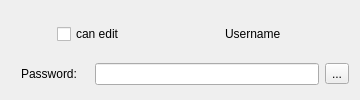
Before: the Qt Designer form src/gui/shareuserline.ui in znerol-forks/desktop, drawn with Qt 5.
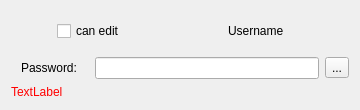
After: the same form once the commit is applied. Icons and pictures are not drawn. Custom widgets are drawn as their Qt base class.

The edit to the form file:
```diff
--- a/src/gui/shareuserline.ui
+++ b/src/gui/shareuserline.ui
@@ -79,6 +79,9 @@
        </property>
       </spacer>
      </item>
+     <item>
+      <widget class="QProgressIndicator" name="progressIndicator" native="true"/>
+     </item>
      <item>
       <widget class="OCC::ElidedLabel" name="sharedWith">
        <property name="sizePolicy">
@@ -155,6 +158,50 @@
      </item>
     </layout>
    </item>
+   <item>
+    <widget class="QLabel" name="errorLabel">
+     <property name="palette">
+      <palette>
+       <active>
+        <colorrole role="WindowText">
+         <brush brushstyle="SolidPattern">
+          <color alpha="255">
+           <red>255</red>
+           <green>0</green>
+           <blue>0</blue>
+          </color>
+         </brush>
+        </colorrole>
+       </active>
+       <inactive>
+        <colorrole role="WindowText">
+         <brush brushstyle="SolidPattern">
+          <color alpha="255">
+           <red>255</red>
+           <green>0</green>
+           <blue>0</blue>
+          </color>
+         </brush>
+        </colorrole>
+       </inactive>
+       <disabled>
+        <colorrole role="WindowText">
+         <brush brushstyle="SolidPattern">
+          <color alpha="255">
+           <red>120</red>
+           <green>120</green>
+           <blue>120</blue>
+          </color>
+         </brush>
+        </colorrole>
+       </disabled>
+      </palette>
+     </property>
+     <property name="text">
+      <string>TextLabel</string>
+     </property>
+    </widget>
+   </item>
   </layout>
  </widget>
  <customwidgets>
@@ -163,6 +210,12 @@
    <extends>QLabel</extends>
    <header>elidedlabel.h</header>
   </customwidget>
+  <customwidget>
+   <class>QProgressIndicator</class>
+   <extends>QWidget</extends>
+   <header>QProgressIndicator.h</header>
+   <container>1</container>
+  </customwidget>
  </customwidgets>
  <resources>
   <include location="../../theme.qrc"/>
```
